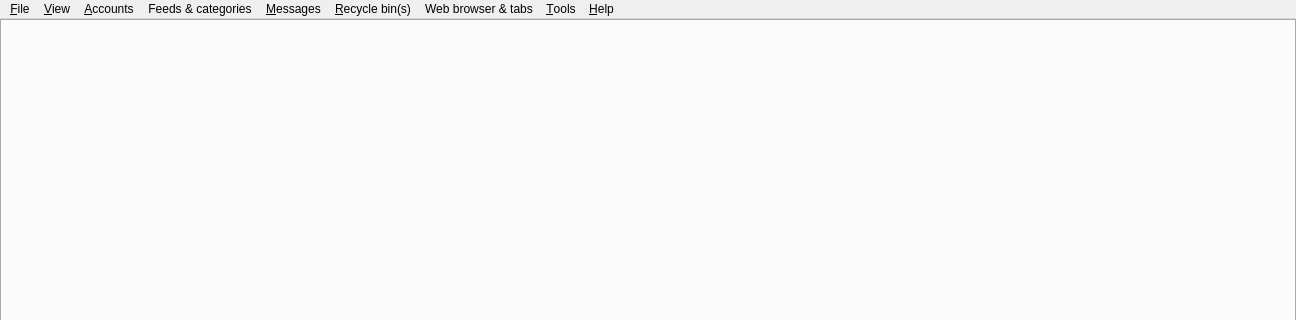
This is src/librssguard/gui/dialogs/formmain.ui in norbusan/rssguard-debian as Qt 5 draws it before an edit; both pictures show x 0 to 1296 and y 0 to 320 of the 1296 by 677 pixel window. The edited form follows.
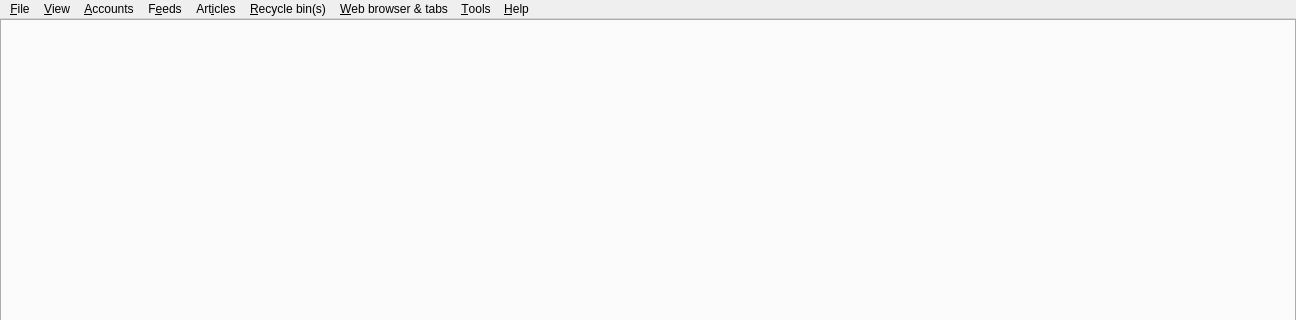
This is the edited form. Custom widgets are drawn as their Qt base class.

```diff
--- a/src/librssguard/gui/dialogs/formmain.ui
+++ b/src/librssguard/gui/dialogs/formmain.ui
@@ -100,7 +100,7 @@
    </widget>
    <widget class="QMenu" name="m_menuFeeds">
     <property name="title">
-     <string>Feeds &amp;&amp; categories</string>
+     <string>F&amp;eeds</string>
     </property>
     <widget class="QMenu" name="m_menuAddItem">
      <property name="title">
@@ -135,7 +135,7 @@
    </widget>
    <widget class="QMenu" name="m_menuMessages">
     <property name="title">
-     <string>&amp;Messages</string>
+     <string>Art&amp;icles</string>
     </property>
     <addaction name="m_actionOpenSelectedSourceArticlesExternally"/>
     <addaction name="m_actionOpenSelectedMessagesInternally"/>
@@ -172,7 +172,7 @@
    </widget>
    <widget class="QMenu" name="m_menuWebBrowserTabs">
     <property name="title">
-     <string>Web browser &amp;&amp; tabs</string>
+     <string>&amp;Web browser &amp;&amp; tabs</string>
     </property>
     <addaction name="m_actionTabNewWebBrowser"/>
     <addaction name="separator"/>
```
Left out of the diff: 104 changed lines with no effect on the pictures.
